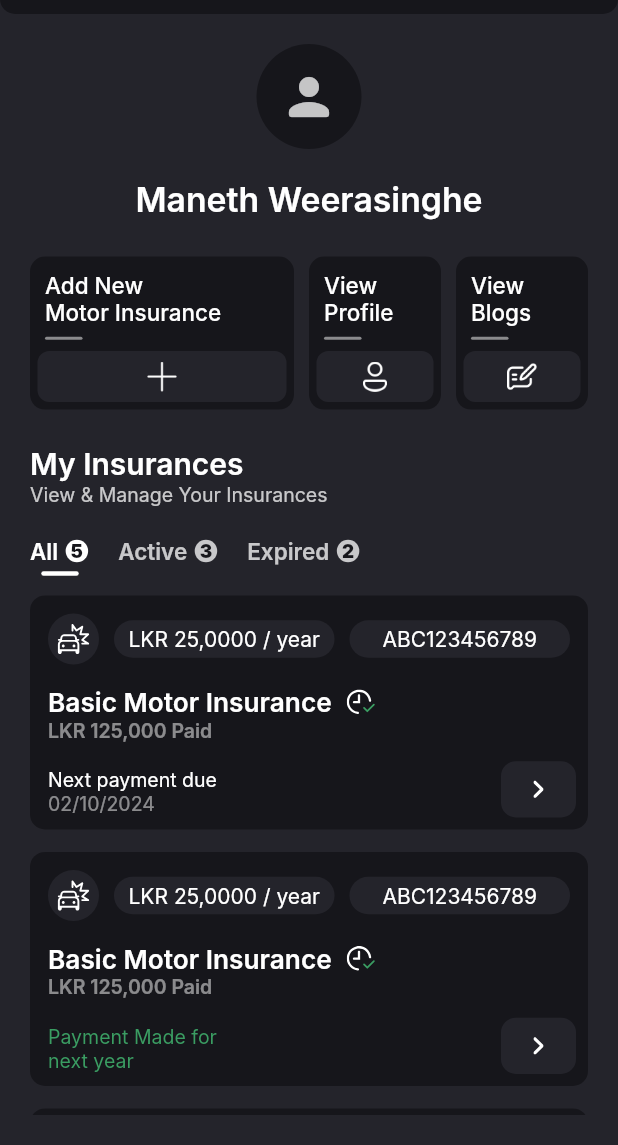
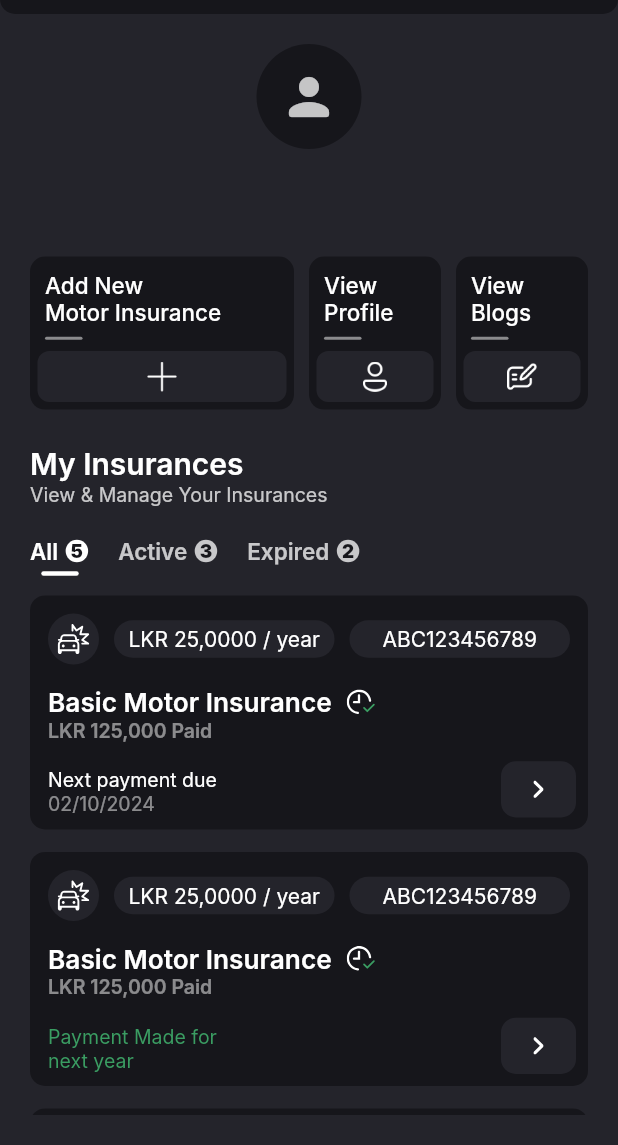
Before and after one commit to ManethSW/Insurify, a Flutter app: the HomeScreen screen opened directly, on a phone screen of 412 x 824 dp, the part 91-1236 px from its top. Run offline on Flutter 3.47's test engine with Material 2 defaults, Android fonts, the phone set to English and light mode, and no system bars; our stand-ins replace firebase_core, flutter_svg, image_picker, pinput; accounts and stored records are empty; Roboto replaces fonts that are missing (Inter); project files that could hold a hidden picture were left out.

Commit message:
Fixed the dart problems

```diff
--- a/lib/providers/user_provider.dart
+++ b/lib/providers/user_provider.dart
@@ -68,10 +68,10 @@ class UserData extends ChangeNotifier {
 //User Provider Class
 class UserDataProvider extends ChangeNotifier {
   final UserData _userData = UserData(
-    fname: 'Maneth',
-    lname: 'Weerasinghe',
-    email: 'manethweerasinghe@gmail.com',
-    phoneNo: '0778880661',
+    fname: '',
+    lname: '',
+    email: '',
+    phoneNo: '',
     dob: DateTime.now(),
     profilePic: null,
   );
--- a/lib/screens/components/card_input_field.dart
+++ b/lib/screens/components/card_input_field.dart
@@ -43,7 +43,7 @@ Widget buildInputRow(String label, Widget textField, BuildContext context) {
     children: [
       Container(
         height: 42.5,
-        padding: EdgeInsets.symmetric(horizontal: 17.5),
+        padding: const EdgeInsets.symmetric(horizontal: 17.5),
         decoration: BoxDecoration(
           color: themeProvider.themeColors["textFieldBackground"],
           borderRadius: BorderRadius.circular(5),
--- a/lib/screens/components/policy_card.dart
+++ b/lib/screens/components/policy_card.dart
@@ -136,7 +136,7 @@ class PolicyCardTemplateState extends State<PolicyCardTemplate>
                 height: label == "Address" ? 47.5 : 32.5,
                 decoration: BoxDecoration(
                   color:
-                      themeProvider.themeColors["secondary"]!.withOpacity(0.5),
+                      themeProvider.themeColors["secondary"]!.withOpacity(1),
                   borderRadius: BorderRadius.circular(10),
                 ),
               ),
@@ -258,7 +258,7 @@ class PolicyCardTemplateState extends State<PolicyCardTemplate>
                       child: Row(
                         children: [
                           Container(
-                            padding: EdgeInsets.only(
+                            padding: const EdgeInsets.only(
                                 left: 6, top: 6, right: 2.5, bottom: 5),
                             decoration: BoxDecoration(
                               color: themeProvider.themeColors["secondary"],
--- a/lib/screens/components/profile_input_field.dart
+++ b/lib/screens/components/profile_input_field.dart
@@ -44,7 +44,7 @@ Widget buildInputRow(String label, IconData validationIcon,
     children: [
       Container(
         height: 47.5,
-        padding: EdgeInsets.symmetric(horizontal: 17.5),
+        padding: const EdgeInsets.symmetric(horizontal: 17.5),
         decoration: BoxDecoration(
           color: themeProvider.themeColors["textFieldBackground"],
           borderRadius: BorderRadius.circular(5),
@@ -167,7 +167,7 @@ Widget buildEditRow(
           physics: const ClampingScrollPhysics(),
           child: Container(
             height: 47.5,
-            margin: EdgeInsets.only(top: 70, right: 12, bottom: 12),
+            margin: const EdgeInsets.only(top: 70, right: 12, bottom: 12),
             child: buildInputRow(editingLabel, validationIcon, validationColor,
                 textField, context),
           ),
--- a/lib/screens/components/top_bar.dart
+++ b/lib/screens/components/top_bar.dart
@@ -5,6 +5,8 @@ import 'package:insurify/screens/navigation/navigation_screen.dart';
 import 'package:provider/provider.dart';
 
 class TopBar extends StatefulWidget {
+  const TopBar({super.key});
+
   @override
   TopBarState createState() => TopBarState();
 }
@@ -53,7 +55,6 @@ class TopBarState extends State<TopBar> {
                     ),
                   ).then((value) {
                     setState(() {
-                      print('object');
                     });
                   });
                 },
--- a/lib/screens/home/home_screen.dart
+++ b/lib/screens/home/home_screen.dart
@@ -20,15 +20,12 @@ class HomeScreenState extends State<HomeScreen>
   late ThemeProvider themeProvider;
   late GlobalProvider globalProvider;
   late UserDataProvider userDataProvider;
-  late TabController _tabController;
   String activeFilter = 'All';
   late List<PolicyCardTemplate> policyCardList;
-  final List<String> _tabs = ['All', 'Active', 'Expired'];
 
   @override
   void initState() {
     super.initState();
-    _tabController = TabController(vsync: this, length: _tabs.length);
     globalProvider = Provider.of<GlobalProvider>(context, listen: false);
     policyCardList = [
       const PolicyCardTemplate(
@@ -250,12 +247,6 @@ class HomeScreenState extends State<HomeScreen>
       return false;
     }).toList();
 
-    AnimationController _animationController = AnimationController(
-      duration: const Duration(milliseconds: 500),
-      vsync:
-          this, // You need to use a Stateful widget with SingleTickerProviderStateMixin
-    );
-
     int allCount = policyCardList.length;
     int activeCount = policyCardList
         .where((policy) {
@@ -277,7 +268,7 @@ class HomeScreenState extends State<HomeScreen>
           resizeToAvoidBottomInset: false,
           body: Stack(
             children: [
-              TopBar(),
+              const TopBar(),
               Center(
                 child: Padding(
                   padding: const EdgeInsets.only(
@@ -408,7 +399,7 @@ class HomeScreenState extends State<HomeScreen>
                       ),
                       Expanded(
                         child: ListView.separated(
-                          physics: BouncingScrollPhysics(),
+                          physics: const BouncingScrollPhysics(),
                           shrinkWrap: true,
                           itemCount: filteredList.length,
                           separatorBuilder: (context, index) {
--- a/lib/screens/login/login_one_screen.dart
+++ b/lib/screens/login/login_one_screen.dart
@@ -142,7 +142,7 @@ class LoginOneScreenState extends State<LoginOneScreen> {
                 child: buildBackAndNextButtons(
                   context,
                   width,
-                  LoginTwoScreen(),
+                  const LoginTwoScreen(),
                   () {
                     if (isPhoneNoValid) {
                       if (phoneNoController.text ==
--- a/lib/screens/profile/profile_edit_phone.dart
+++ b/lib/screens/profile/profile_edit_phone.dart
@@ -204,7 +204,7 @@ class ProfileEditPhoneScreenState extends State<ProfileEditPhoneScreen>
           resizeToAvoidBottomInset: false,
           body: Stack(
             children: [
-              TopBar(),
+              const TopBar(),
               Center(
                 child: Padding(
                   padding: const EdgeInsets.only(top: 95),
@@ -258,7 +258,7 @@ class ProfileEditPhoneScreenState extends State<ProfileEditPhoneScreen>
                       SizedBox(
                         height: height * 0.05,
                       ),
-                      Container(
+                      SizedBox(
                         width: 245,
                         // margin: const EdgeInsets.symmetric(horizontal: 30),
                         child: TextButton(
--- a/lib/screens/profile/profile_main_screen.dart
+++ b/lib/screens/profile/profile_main_screen.dart
@@ -120,7 +120,7 @@ class ProfileMainScreenState extends State<ProfileMainScreen>
           resizeToAvoidBottomInset: false,
           body: Stack(
             children: [
-              TopBar(),
+              const TopBar(),
               Center(
                 child: Padding(
                   padding: const EdgeInsets.only(top: 95),
```
Also changed, not shown: lib/main.dart (+1 -6 lines), lib/screens/add_insurance/add_insurance_main_screen.dart (+2 -7 lines), lib/screens/blog/blog_main_screen.dart (+2 -7 lines), lib/screens/components/policy_card_copy.dart (renamed from lib/screens/components/policy_card copy.dart, +3 -40 lines), lib/screens/navigation/navigation_screen.dart (+8 -8 lines), lib/screens/profile/profile_edit_details.dart (+7 -7 lines), lib/screens/register/register_test.dart (deleted, +0 -415 lines).
